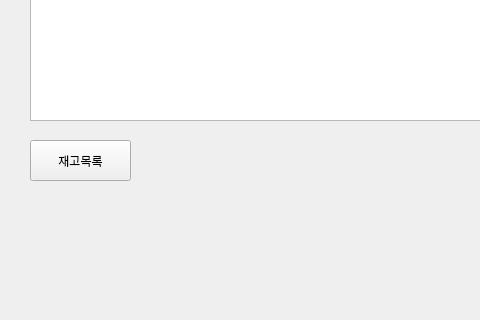
gwon6482/DBteamproject, file ui/product_purchase.ui: the form before one commit; both pictures show x 0 to 480 and y 280 to 600 of the 772 by 600 pixel window.
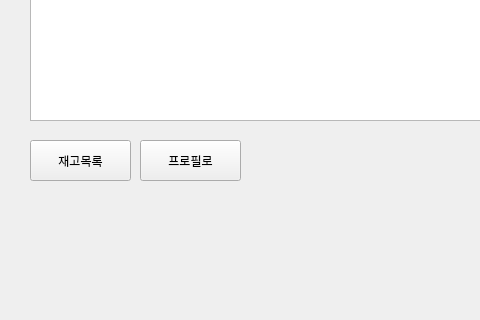
The form after the commit.

What changed in the file:
```diff
--- a/ui/product_purchase.ui
+++ b/ui/product_purchase.ui
@@ -69,6 +69,19 @@
      <string>재고목록</string>
     </property>
    </widget>
+   <widget class="QPushButton" name="btn_addinven_3">
+    <property name="geometry">
+     <rect>
+      <x>140</x>
+      <y>420</y>
+      <width>101</width>
+      <height>41</height>
+     </rect>
+    </property>
+    <property name="text">
+     <string>프로필로</string>
+    </property>
+   </widget>
   </widget>
   <widget class="QMenuBar" name="menubar">
    <property name="geometry">
```
